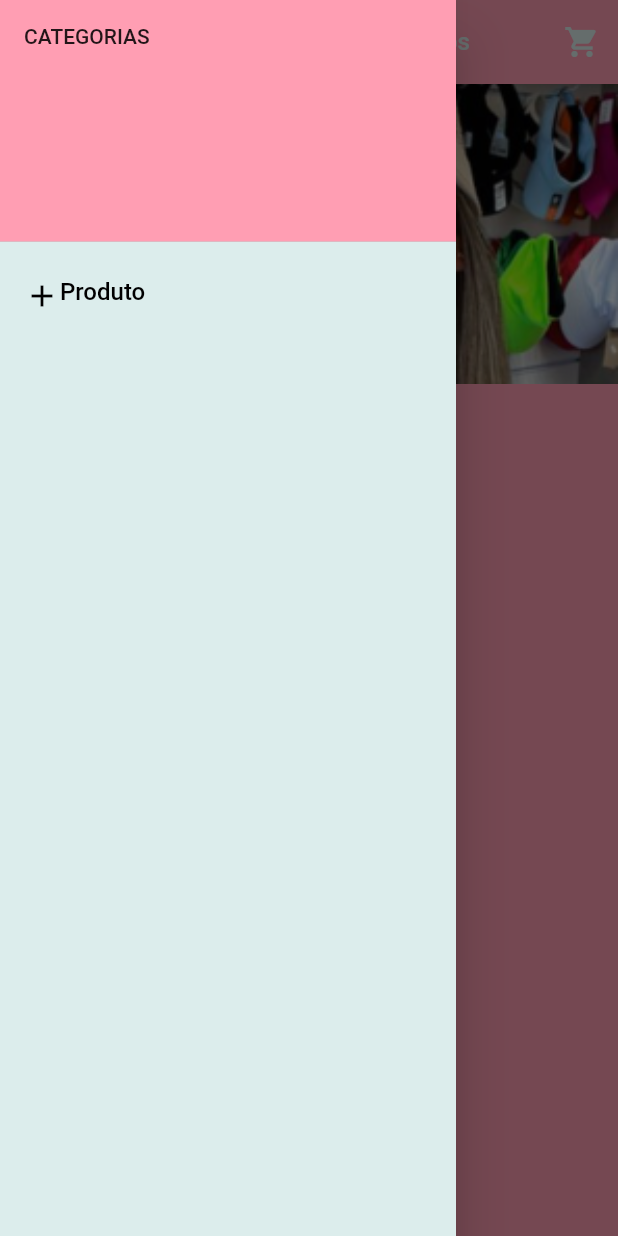
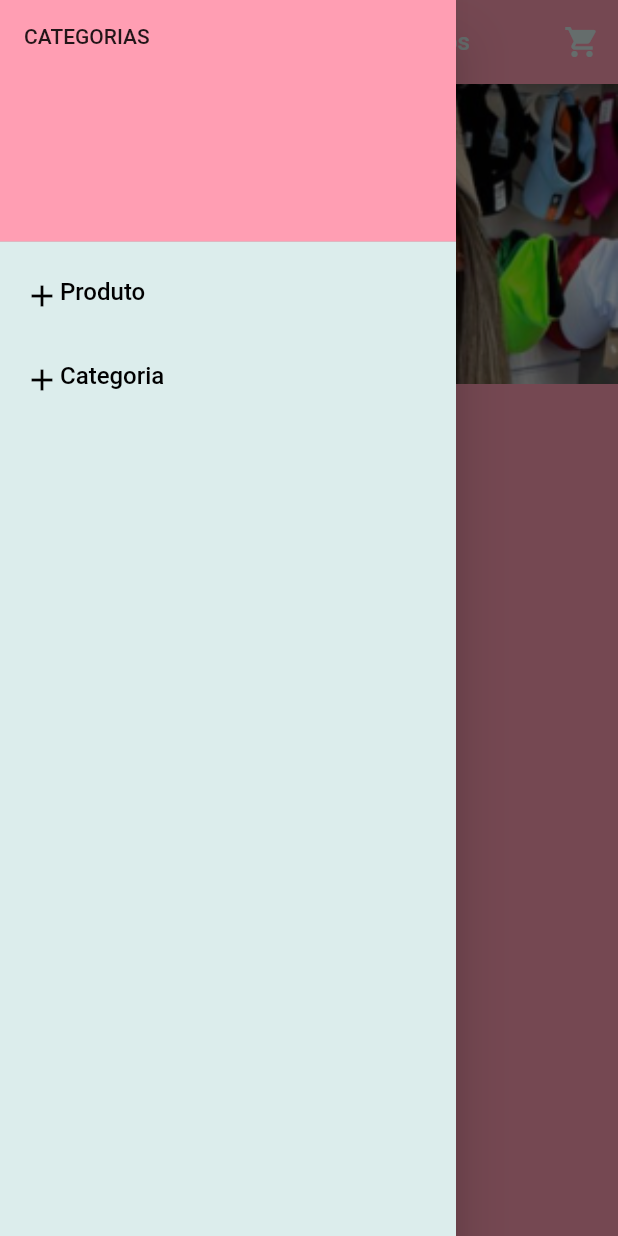
Before and after one commit to elielrj/senhorita_luxo_acessorios, a Flutter app: the screen it shows after launch, with the side drawer open, on a phone screen of 412 x 824 dp. Run offline on Flutter 3.47's test engine with Material 2 defaults, Android fonts, the phone set to English and light mode, and no system bars; drawn by our look-alikes of smooth_page_indicator; our stand-ins replace cloud_firestore, firebase_core, firebase_storage, image_picker; accounts and stored records are empty; generated files the repository leaves out were written again.

Commit message:
Remoção de não exibição do menu lateral a esquerda quando exibido na Web.

```diff
--- a/lib/tela_home.dart
+++ b/lib/tela_home.dart
@@ -5,6 +5,7 @@
 import 'package:senhorita_luxo_acessorios/bibioteca/imagens.dart';
 import 'package:senhorita_luxo_acessorios/bibioteca/textos/textos.dart';
 import 'package:senhorita_luxo_acessorios/model/bo/produto/Categoria.dart';
+import 'package:senhorita_luxo_acessorios/tela_adicionar_categoria.dart';
 import 'package:senhorita_luxo_acessorios/tela_adicionar_produto.dart';
 import 'package:senhorita_luxo_acessorios/tela_de_produtos.dart';
 import 'package:senhorita_luxo_acessorios/tela_imagem_card_top.dart';
@@ -59,8 +60,7 @@
                 textoSenhoritaLuxoAcessorios,
                 style: TextStyle(
                     color: corVerdeClaroSecundAriaDaSenhoritaLuxoAcessorios,
-                  fontSize: 16
-                ),
+                    fontSize: 16),
               ),
               kIsWeb
                   ? Expanded(
@@ -92,17 +92,14 @@
             ],
           ),
         ),
-        leading: kIsWeb
-            ? Container()
-            : Builder(builder: (context) {
+        leading: Builder(builder: (context) {
           return IconButton(
             icon: const Icon(
               Icons.menu,
               color: corVerdeClaroSecundAriaDaSenhoritaLuxoAcessorios,
             ),
             onPressed: () => Scaffold.of(context).openDrawer(),
-                  tooltip:
-                      MaterialLocalizations.of(context).openAppDrawerTooltip,
+            tooltip: MaterialLocalizations.of(context).openAppDrawerTooltip,
           );
         }),
         actions: [
@@ -159,9 +156,7 @@
           ],
         ),
       ),
-      drawer: kIsWeb
-          ? const SizedBox()
-          : Drawer(
+      drawer: Drawer(
         backgroundColor: corVerdeClaroSecundAriaDaSenhoritaLuxoAcessorios,
         child: ListView(
           padding: EdgeInsets.zero,
@@ -182,8 +177,7 @@
                         Icon(Icons.add, color: Colors.black),
                         Text(
                           textoProduto,
-                                style: TextStyle(
-                                    color: Colors.black, fontSize: 16),
+                          style: TextStyle(color: Colors.black, fontSize: 16),
                         ),
                       ]),
                 ],
@@ -192,8 +186,29 @@
                 Navigator.push(
                     context,
                     MaterialPageRoute(
-                              builder: (context) =>
-                                  const TelaAdicionarProduto()));
+                        builder: (context) => const TelaAdicionarProduto()));
+              },
+            ),
+            ListTile(
+              title: const Column(
+                children: [
+                  Row(
+                      mainAxisAlignment: MainAxisAlignment.start,
+                      crossAxisAlignment: CrossAxisAlignment.start,
+                      children: [
+                        Icon(Icons.add, color: Colors.black),
+                        Text(
+                          textoCategoria,
+                          style: TextStyle(color: Colors.black, fontSize: 16),
+                        ),
+                      ]),
+                ],
+              ),
+              onTap: () {
+                Navigator.push(
+                    context,
+                    MaterialPageRoute(
+                        builder: (context) => const TelaAdicionarCategoria()));
               },
             ),
             for (Categoria categoria in _listaDeCategorias)
```
Lines whose indentation alone changed are shown as unchanged.
